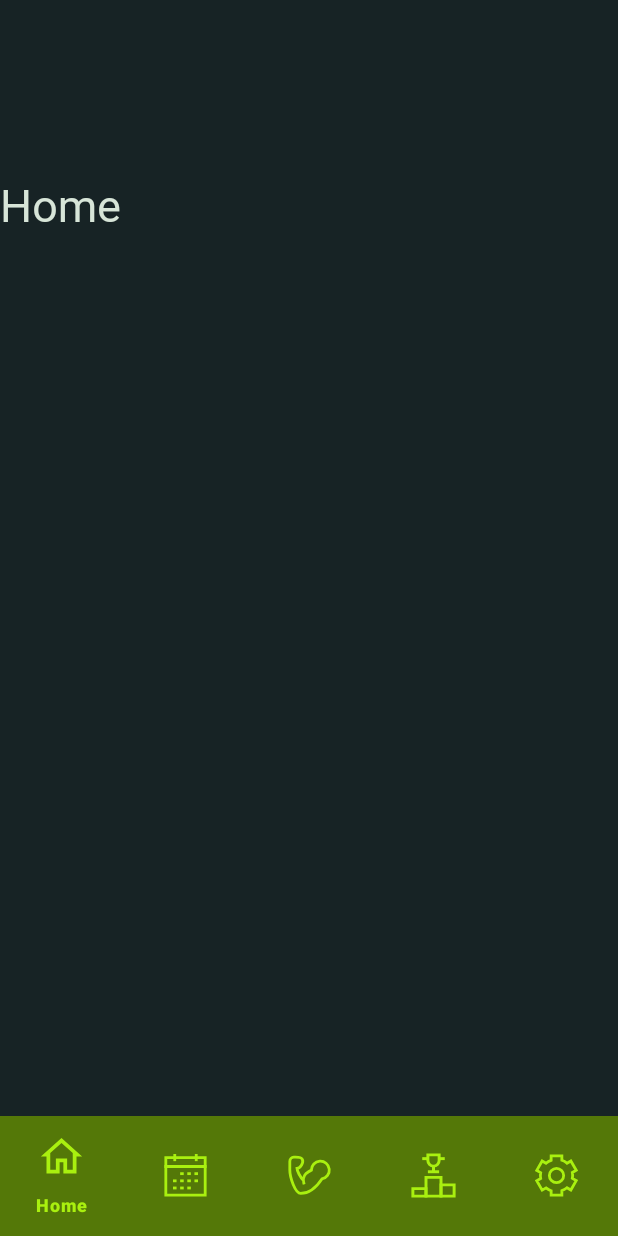
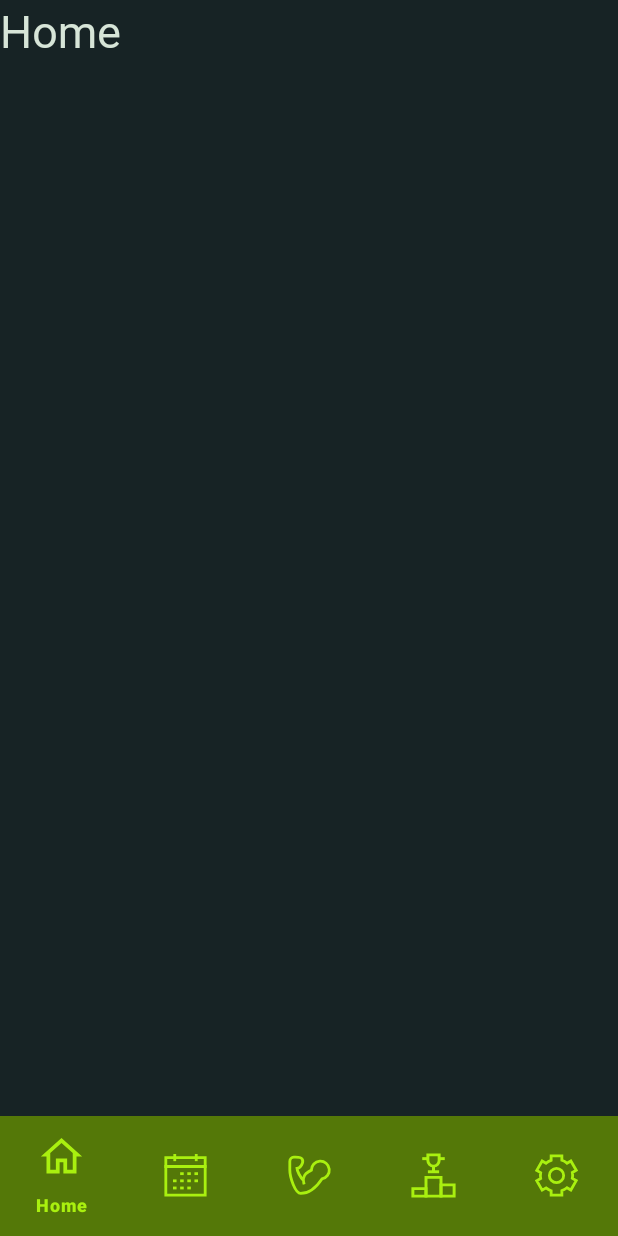
Before and after one commit to 1mpr1me/FinalProject, an Android app: the screen it shows after launch once a user with an empty profile is signed in (MainActivity), on a phone screen of 412 x 824 dp. Run offline under Robolectric (Android 15) with nearby library versions, the phone set to English and light mode, and no system bars; our stand-ins replace Firebase (no records; nobody signed in at launch, a user with empty details on screens opened directly).

```diff
--- a/app/src/main/AndroidManifest.xml
+++ b/app/src/main/AndroidManifest.xml
@@ -14,9 +14,7 @@
         android:supportsRtl="true"
         android:theme="@style/Theme.FinalProject"
         tools:targetApi="31">
-        <activity
-            android:name=".BaseActivity"
-            android:exported="false" />
+
         <activity
             android:name=".ForgotActivity"
             android:exported="false" />
--- a/app/src/main/res/layout/activity_main.xml
+++ b/app/src/main/res/layout/activity_main.xml
@@ -9,16 +9,14 @@
     tools:context=".MainActivity">
 
     <androidx.fragment.app.FragmentContainerView
+
         android:id="@+id/fragmentContainerView"
         android:name="ru.myitschool.finalproject.HomeFragment"
         android:layout_width="match_parent"
-        android:layout_height="628dp"
+        android:layout_height="627dp"
         app:layout_constraintBottom_toTopOf="@+id/bottom_navigation"
-        app:layout_constraintEnd_toEndOf="parent"
-        app:layout_constraintHorizontal_bias="0.0"
-        app:layout_constraintStart_toStartOf="parent"
         app:layout_constraintTop_toTopOf="parent"
-        app:layout_constraintVertical_bias="1.0" />
+        app:layout_constraintVertical_bias="0.0" />
 
     <com.google.android.material.bottomnavigation.BottomNavigationView
         android:id="@+id/bottom_navigation"
```
Also changed, not shown: app/build.gradle (+7 -0 lines), app/src/main/res/layout/fragment_start.xml (+14 -7 lines), 1 other file.
